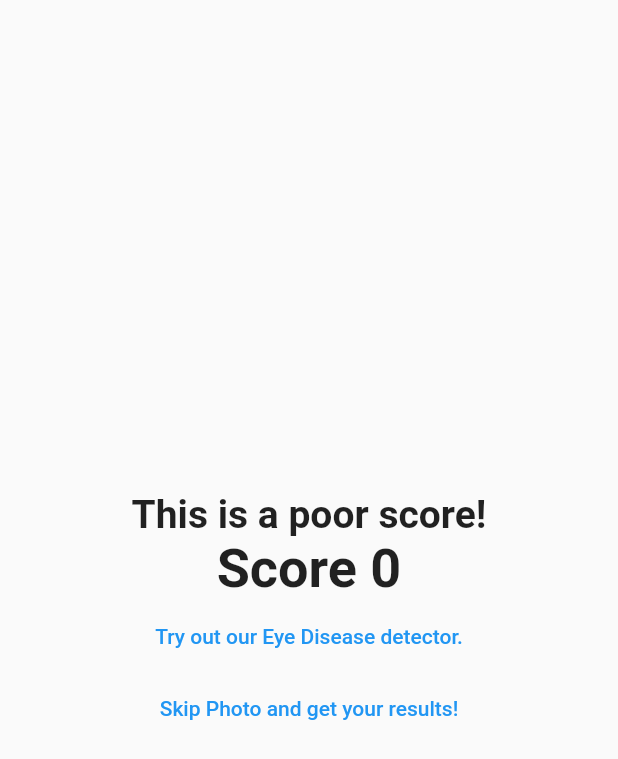
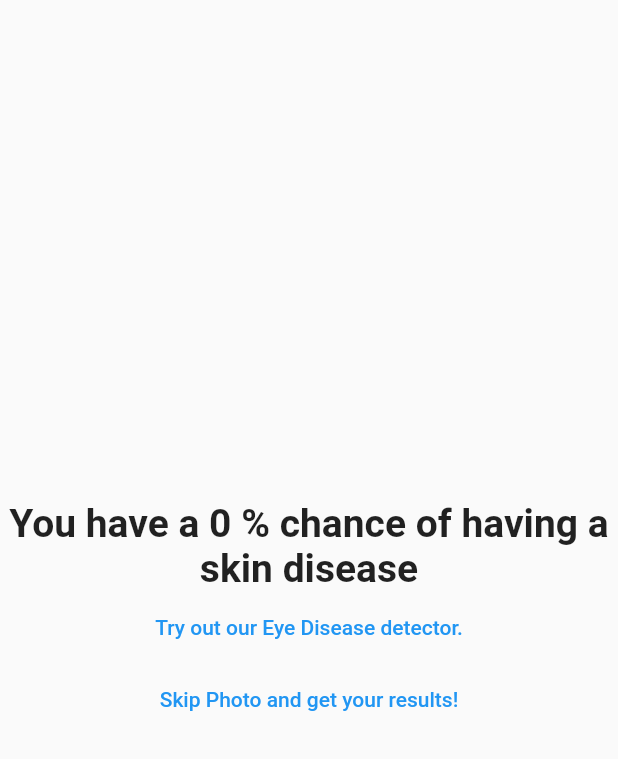
Before and after one commit to raghavansus/FinalOrionHacks, a Flutter app: the Result widget shown alone on an empty page, opened directly with empty values, on a phone screen of 412 x 824 dp. Shown: the top 759 px of the screen. Run offline on Flutter 3.47's test engine with Material 2 defaults, Android fonts, the phone set to English and light mode, and no system bars.

Commit message:
hcanged to percentages

```diff
--- a/lib/Eyes.dart
+++ b/lib/Eyes.dart
@@ -146,22 +146,14 @@ class Result extends StatelessWidget {
 
   //Remark Logic
   String get resultPhrase {
+    double score = 100 * (resultScore/30);
+    int printS = score.toInt();
     String resultText;
-    if (resultScore >= 41) {
-      resultText = 'You are awesome!';
-      print(resultScore);
-    } else if (resultScore >= 31) {
-      resultText = 'Pretty likeable!';
-      print(resultScore);
-    } else if (resultScore >= 21) {
-      resultText = 'You need to work more!';
-    } else if (resultScore >= 1) {
-      resultText = 'You need to work hard!';
-    } else {
-      resultText = 'This is a poor score!';
-      print(resultScore);
-    }
+
+    resultText = 'You have a $printS % chance of having a skin disease';
+
     return resultText;
+    // return resultText;
   }
 
   @override
@@ -175,11 +167,7 @@ class Result extends StatelessWidget {
             style: TextStyle(fontSize: 26, fontWeight: FontWeight.bold),
             textAlign: TextAlign.center,
           ), //Text
-          Text(
-            'Score ' '$resultScore',
-            style: TextStyle(fontSize: 36, fontWeight: FontWeight.bold),
-            textAlign: TextAlign.center,
-          ), //Text
+           //Text
           FlatButton(
             child: Text(
               'Try out our Eye Disease detector.',
```
Also changed, not shown: lib/Skin.dart (+6 -19 lines).
